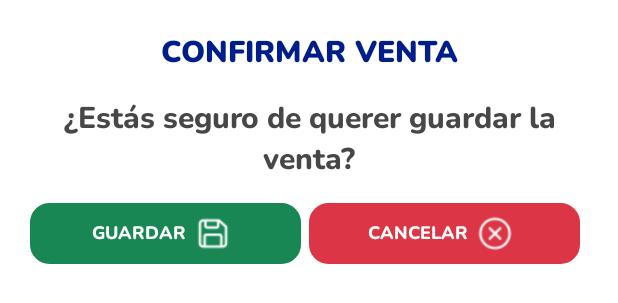
After one commit to melinallacuag/AplicacionSven, an Android app: the layout modal_confirmarventa_articulo.xml on its own in the app's theme, with its tools: preview values and no code run, on a phone screen of 412 x 824 dp. The commit adds this screen. Shown: the top 303 px of the screen. Run offline under Robolectric (Android 15) with nearby library versions, the phone set to English and light mode, and no system bars.

```diff
--- /dev/null
+++ b/app/src/main/res/layout/modal_confirmarventa_articulo.xml
@@ -0,0 +1,228 @@
+<?xml version="1.0" encoding="utf-8"?>
+<androidx.constraintlayout.widget.ConstraintLayout xmlns:android="http://schemas.android.com/apk/res/android"
+    xmlns:app="http://schemas.android.com/apk/res-auto"
+    android:layout_width="match_parent"
+    android:layout_height="match_parent">
+
+    <LinearLayout
+        android:layout_width="match_parent"
+        android:layout_height="wrap_content"
+        android:orientation="vertical"
+        android:paddingTop="20sp"
+        android:minWidth="600sp"
+        android:background="@drawable/cardmodal"
+        android:backgroundTint="@color/white"
+        android:paddingBottom="10sp"
+        android:paddingStart="20sp"
+        android:paddingEnd="20sp"
+        app:layout_constraintEnd_toEndOf="parent"
+        app:layout_constraintStart_toStartOf="parent"
+        app:layout_constraintTop_toTopOf="parent">
+
+        <TextView
+            android:id="@+id/titleconfirmar"
+            android:layout_width="match_parent"
+            android:layout_height="wrap_content"
+            android:layout_gravity="center"
+            android:layout_weight="1"
+            android:text="CONFIRMAR VENTA"
+            android:textColor="@color/blue"
+            android:textSize="20sp"
+            android:textAlignment="center"
+            android:fontFamily="@font/nunito_black"
+            android:textStyle="bold" />
+
+        <TextView
+            android:id="@+id/titleimprimir"
+            android:layout_width="match_parent"
+            android:layout_height="wrap_content"
+            android:layout_gravity="center"
+            android:layout_weight="1"
+            android:text="IMPRIMIR VENTA"
+            android:visibility="gone"
+            android:textColor="@color/blue"
+            android:textSize="20sp"
+            android:textAlignment="center"
+            android:fontFamily="@font/nunito_black"
+            android:textStyle="bold" />
+
+        <TextView
+            android:id="@+id/text_guardarC"
+            android:layout_width="match_parent"
+            android:layout_height="wrap_content"
+            android:layout_marginTop="15sp"
+            android:fontFamily="@font/nunito_extrabold"
+            android:gravity="center_horizontal"
+            android:text="¿Estás seguro de querer guardar la venta?"
+            android:textAlignment="center"
+            android:layout_marginBottom="15sp"
+            android:textColor="@color/gris"
+            android:textSize="20sp"
+            android:textStyle="bold" />
+        <TextView
+            android:id="@+id/text_inprimirC"
+            android:layout_width="match_parent"
+            android:layout_height="wrap_content"
+            android:layout_marginTop="15sp"
+            android:fontFamily="@font/nunito_extrabold"
+            android:gravity="center_horizontal"
+            android:text="¿Deseas imprimir el comprobante de venta o comenzar una nueva venta?"
+            android:textAlignment="center"
+            android:layout_marginBottom="15sp"
+            android:textColor="@color/gris"
+            android:visibility="gone"
+            android:textSize="20sp"
+            android:textStyle="bold" />
+
+        <LinearLayout
+            android:layout_width="match_parent"
+            android:layout_height="wrap_content"
+            android:orientation="horizontal">
+
+            <LinearLayout
+                android:id="@+id/btnGuardarVenta"
+                android:layout_width="match_parent"
+                android:layout_height="wrap_content"
+                android:layout_gravity="center"
+                android:layout_marginEnd="5sp"
+                android:layout_weight="1"
+                android:backgroundTint="@color/colorSuccess"
+                android:background="@drawable/input_border"
+                android:gravity="center"
+                android:orientation="horizontal"
+                android:padding="5dp"
+                app:cornerRadius="10sp">
+
+                <TextView
+                    android:layout_width="wrap_content"
+                    android:layout_height="wrap_content"
+                    android:text="Guardar"
+                    android:fontFamily="@font/nunito_extrabold"
+                    android:textAllCaps="true"
+                    android:textColor="@color/white"
+                    android:layout_marginStart="5sp"
+                    android:layout_marginEnd="5sp"
+                    android:textStyle="bold"
+                    android:textSize="12sp"/>
+
+                <ImageView
+                    android:layout_width="25dp"
+                    android:layout_height="30dp"
+                    android:layout_marginEnd="10sp"
+                    android:src="@drawable/icons_guardar"
+                    app:tint="@color/white" />
+
+            </LinearLayout>
+
+            <LinearLayout
+                android:id="@+id/btnCancelarVenta"
+                android:layout_width="match_parent"
+                android:layout_height="wrap_content"
+                android:layout_gravity="center"
+                android:layout_marginEnd="5sp"
+                android:layout_weight="1"
+                android:backgroundTint="@color/colorDanger"
+                android:background="@drawable/input_border"
+                android:gravity="center"
+                android:orientation="horizontal"
+                android:padding="5dp"
+                app:cornerRadius="10sp">
+
+                <TextView
+                    android:layout_width="wrap_content"
+                    android:layout_height="wrap_content"
+                    android:text="@string/btn_cancelar"
+                    android:fontFamily="@font/nunito_extrabold"
+                    android:textAllCaps="true"
+                    android:textColor="@color/white"
+                    android:textStyle="bold"
+                    android:layout_marginStart="5sp"
+                    android:layout_marginEnd="5sp"
+                    android:textSize="12sp"/>
+
+                <ImageView
+                    android:layout_width="25dp"
+                    android:layout_height="30dp"
+                    android:layout_marginEnd="10sp"
+                    android:src="@drawable/icons_cancelar"
+                    app:tint="@color/white" />
+
+            </LinearLayout>
+
+            <LinearLayout
+                android:id="@+id/btnImprimirVenta"
+                android:layout_width="match_parent"
+                android:layout_height="wrap_content"
+                android:layout_gravity="center"
+                android:layout_marginEnd="5sp"
+                android:layout_weight="1"
+                android:visibility="gone"
+                android:backgroundTint="@color/coloCar"
+                android:background="@drawable/input_border"
+                android:gravity="center"
+                android:orientation="horizontal"
+                android:padding="5dp"
+                app:cornerRadius="10sp">
+
+                <TextView
+                    android:layout_width="wrap_content"
+                    android:layout_height="wrap_content"
+                    android:text="Imprimir"
+                    android:fontFamily="@font/nunito_extrabold"
+                    android:textAllCaps="true"
+                    android:textColor="@color/white"
+                    android:textStyle="bold"
+                    android:layout_marginStart="5sp"
+                    android:layout_marginEnd="5sp"
+                    android:textSize="12sp"/>
+
+                <ImageView
+                    android:layout_width="25dp"
+                    android:layout_height="30dp"
+                    android:layout_marginEnd="10sp"
+                    android:src="@drawable/icons8_imprimir"
+                    app:tint="@color/white" />
+
+            </LinearLayout>
+
+            <LinearLayout
+                android:id="@+id/btnNuevaVenta"
+                android:layout_width="match_parent"
+                android:layout_height="wrap_content"
+                android:layout_gravity="center"
+                android:layout_marginEnd="5sp"
+                android:layout_weight="1"
+                android:visibility="gone"
+                android:backgroundTint="@color/colorHumo"
+                android:background="@drawable/input_border"
+                android:gravity="center"
+                android:orientation="horizontal"
+                android:padding="5dp"
+                app:cornerRadius="10sp">
+
+                <TextView
+                    android:layout_width="wrap_content"
+                    android:layout_height="wrap_content"
+                    android:text="Nueva venta"
+                    android:fontFamily="@font/nunito_extrabold"
+                    android:textAllCaps="true"
+                    android:textColor="@color/white"
+                    android:textStyle="bold"
+                    android:layout_marginStart="5sp"
+                    android:layout_marginEnd="5sp"
+                    android:textSize="12sp"/>
+
+                <ImageView
+                    android:layout_width="25dp"
+                    android:layout_height="30dp"
+                    android:layout_marginEnd="10sp"
+                    android:src="@drawable/icons_mas_venta"
+                    app:tint="@color/white" />
+
+            </LinearLayout>
+
+        </LinearLayout>
+
+    </LinearLayout>
+
+</androidx.constraintlayout.widget.ConstraintLayout>
```
Also changed, not shown: app/src/main/java/com/anggastudio/sample/Fragment/ListaComprobantesFragment.java (+9 -4 lines), app/src/main/java/com/anggastudio/sample/WebApiSVEN/Models/Articulo.java (+9 -0 lines), app/src/main/res/layout/fragment_articulo.xml (added, +149 -0 lines).
